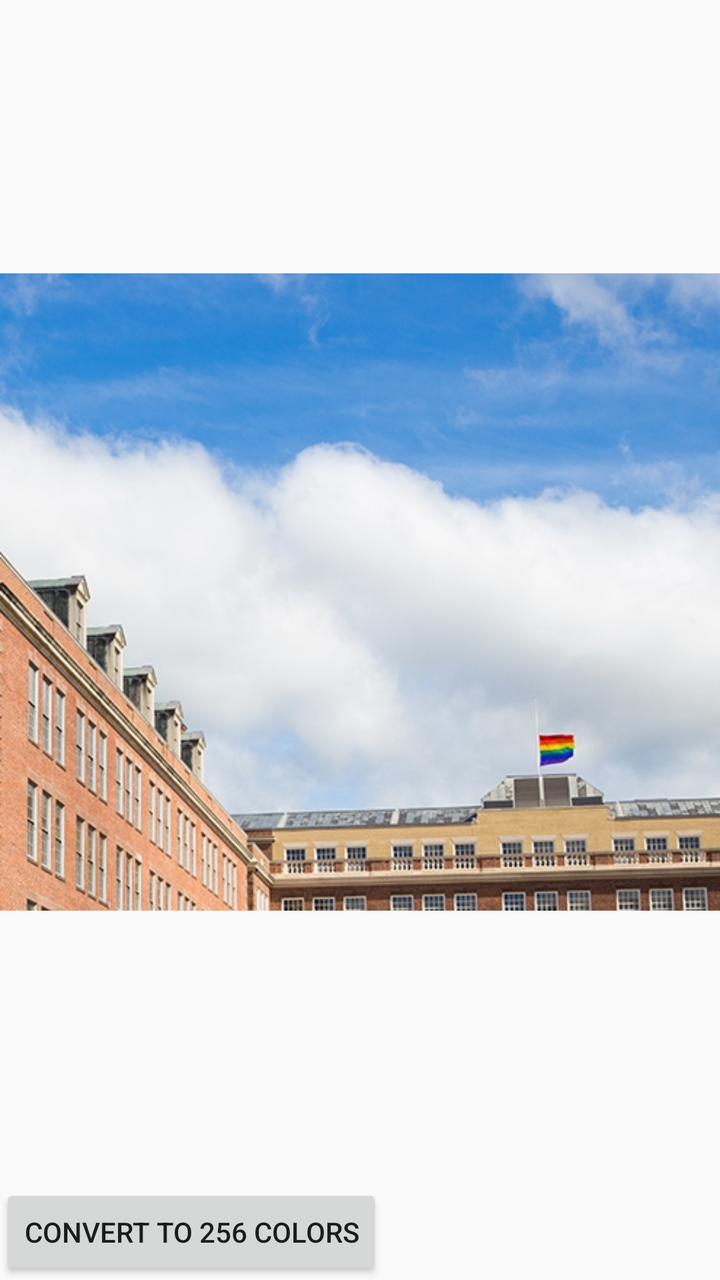
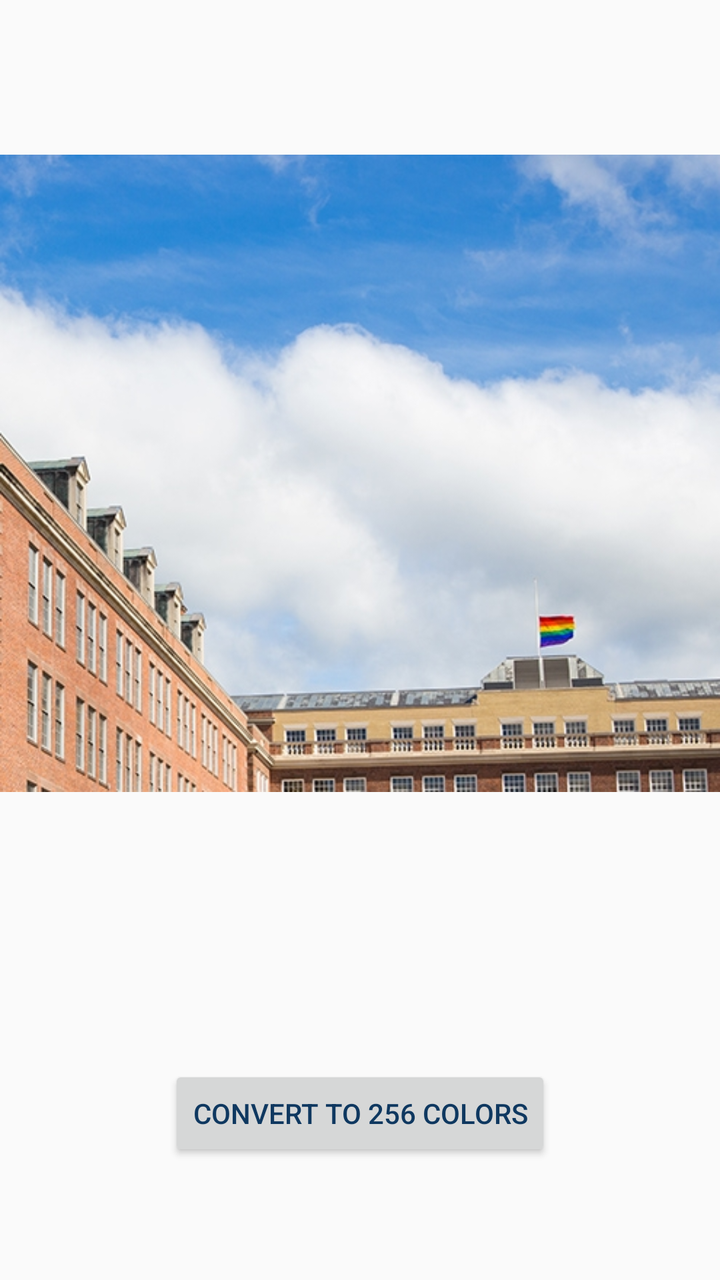

Screens rendered from an Android XML layout before and after an edit, with the pre-edit source and the edit as a unified diff.
<!-- AndroidManifest.xml: application theme AppTheme -->
<!-- res/layout/activity_main.xml -->
<?xml version="1.0" encoding="utf-8"?>

<LinearLayout xmlns:android="http://schemas.android.com/apk/res/android"
    xmlns:app="http://schemas.android.com/apk/res-auto"
    xmlns:tools="http://schemas.android.com/tools"
    android:id="@+id/display"
	android:layout_width="fill_parent"
    android:layout_height="wrap_content"
    android:orientation="vertical"
    tools:context="nQuant.android.MainActivity">

    <ImageView
        android:id="@+id/imageView1"
        android:adjustViewBounds="true"
        android:layout_width="fill_parent"
        android:layout_height="wrap_content"
        android:layout_weight="1"
        android:src="@drawable/sample" />

    <Button
        android:id="@+id/btnChangeImage"
        android:layout_width="wrap_content"
        android:layout_height="wrap_content"
        android:gravity="center"
        android:text="Convert to 256 colors" />
</LinearLayout>
<!-- resources referenced by this layout -->
<resources>
  <!-- drawable sample: jpg bitmap (drawable, 143225 bytes) -->
  <style name="AppTheme" parent="Theme.AppCompat.Light.DarkActionBar">
          
          <item name="colorPrimary">@color/colorPrimary</item>
          <item name="colorPrimaryDark">@color/colorPrimaryDark</item>
          <item name="colorAccent">@color/colorAccent</item>
      </style>
  <color name="colorPrimary">#3F51B5</color>
  <color name="colorPrimaryDark">#303F9F</color>
  <color name="colorAccent">#FF4081</color>
</resources>

<!-- the commit's change to res/layout/activity_main.xml (unified diff, before → after) -->
@@ -1,26 +1,41 @@
 <?xml version="1.0" encoding="utf-8"?>
 
 <LinearLayout xmlns:android="http://schemas.android.com/apk/res/android"
-    xmlns:app="http://schemas.android.com/apk/res-auto"
     xmlns:tools="http://schemas.android.com/tools"
     android:id="@+id/display"
-	android:layout_width="fill_parent"
-    android:layout_height="wrap_content"
+    android:layout_width="match_parent"
+    android:layout_height="match_parent"
     android:orientation="vertical"
     tools:context="nQuant.android.MainActivity">
 
     <ImageView
         android:id="@+id/imageView1"
         android:adjustViewBounds="true"
-        android:layout_width="fill_parent"
-        android:layout_height="wrap_content"
-        android:layout_weight="1"
+        android:layout_width="match_parent"
+        android:layout_height="0dp"
+        android:layout_weight="8"
+        android:contentDescription="@string/sample_image_description"
         android:src="@drawable/sample" />
+
+    
+    <Space
+        android:layout_width="match_parent"
+        android:layout_height="0dp"
+        android:layout_weight="1" />
 
     <Button
         android:id="@+id/btnChangeImage"
         android:layout_width="wrap_content"
         android:layout_height="wrap_content"
+        android:layout_gravity="center_horizontal"
         android:gravity="center"
-        android:text="Convert to 256 colors" />
+        android:textColor="@color/button_text_color"
+        android:text="@string/btn_convert_colors" />
+
+    
+    <Space
+        android:layout_width="match_parent"
+        android:layout_height="0dp"
+        android:layout_weight="1" />
+
 </LinearLayout>
<!-- resource entries referenced after the edit -->
@@ -1,6 +1,9 @@
 <!-- resources referenced by this layout -->
 <resources>
+  <color name="button_text_color">#0F3860</color>
   <!-- drawable sample: jpg bitmap (drawable, 143225 bytes) -->
+  <string name="btn_convert_colors">Convert to 256 colors</string>
+  <string name="sample_image_description">Sample preview image</string>
   <style name="AppTheme" parent="Theme.AppCompat.Light.DarkActionBar">
           
           <item name="colorPrimary">@color/colorPrimary</item>
